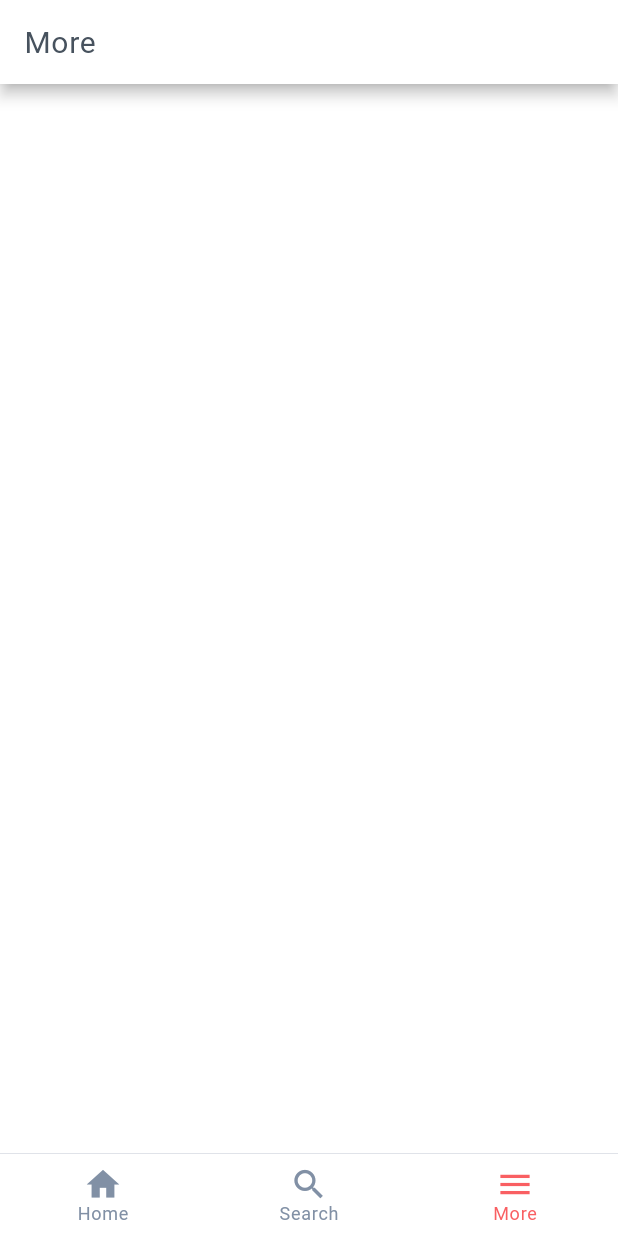
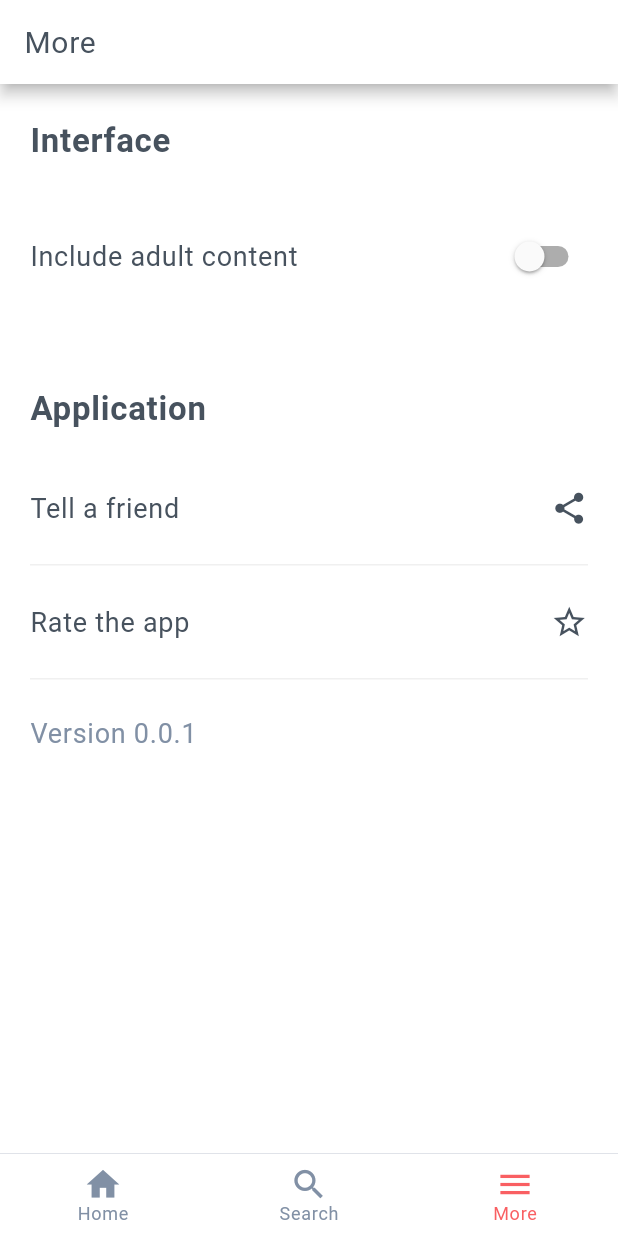
Before and after one commit to rafaelzorn/cinephile_flutter, a Flutter app: the screen it shows after launch, item 3 of the bottom bar chosen, on a phone screen of 412 x 824 dp. Run offline on Flutter 3.47's test engine with Material 2 defaults, Android fonts, the phone set to English and light mode, and no system bars; our stand-ins replace dio, flutter_dotenv, transparent_image; network calls fail.

Commit message:
Screen more

```diff
--- a/lib/resources/strings.dart
+++ b/lib/resources/strings.dart
@@ -10,4 +10,10 @@ class CfStrings {
   static const TRY_AGAIN = 'Try Again';
   static const UNIFORMED = 'Uninformed';
   static const NO_RESULTS_AVAILABLE = 'No results available.';
+  static const INTERFACE = 'Interface';
+  static const INCLUDE_ADULT_CONTENT = 'Include adult content';
+  static const APPLICATION = 'Application';
+  static const TELL_A_FRIEND = 'Tell a friend';
+  static const RATE_THE_APP = 'Rate the app';
+  static const VERSION = 'Version';
 }
--- a/lib/screens/configuration/configuration.dart
+++ b/lib/screens/configuration/configuration.dart
@@ -2,15 +2,160 @@ import 'package:flutter/material.dart';
 
 // Cf
 import 'package:cinephile_flutter/resources/strings.dart';
+import 'package:cinephile_flutter/resources/colors.dart';
+import 'package:cinephile_flutter/widgets/switch.dart';
+import 'package:cinephile_flutter/widgets/alert-dialog.dart';
 
 class ConfigurationScreen extends StatelessWidget {
+  void _handleShare() {
+    print('Share');
+  }
+
+  void _handleRating() {
+    CfAlertDialogWidget();
+  }
+
+  void _handleChangeAdultContent() {}
+
+  Widget _renderSectionTitle(String title) {
+    return Container(
+      margin: EdgeInsets.only(
+        bottom: 15,
+      ),
+      child: Text(
+        title,
+        style: TextStyle(
+          fontSize: 22,
+          fontWeight: FontWeight.bold,
+          color: CfColors.DARK_BLUE,
+        ),
+      ),
+    );
+  }
+
+  Widget _renderSectionInterface() {
+    return Container(
+      margin: EdgeInsets.only(
+        bottom: 40,
+      ),
+      child: Column(
+        crossAxisAlignment: CrossAxisAlignment.start,
+        children: [
+          _renderSectionTitle(CfStrings.INTERFACE),
+          Container(
+            padding: EdgeInsets.symmetric(
+              vertical: 25,
+              horizontal: 0,
+            ),
+            child: Row(
+              mainAxisAlignment: MainAxisAlignment.spaceBetween,
+              mainAxisSize: MainAxisSize.max,
+              children: [
+                Text(CfStrings.INCLUDE_ADULT_CONTENT,
+                    style: TextStyle(
+                      fontSize: 18,
+                      color: CfColors.DARK_BLUE,
+                    )),
+                CfSwitchWidget(),
+              ],
+            ),
+          ),
+        ],
+      ),
+    );
+  }
+
+  Widget _renderItemApplication(
+    String title, {
+    bool hasBorder = true,
+    colorText = CfColors.DARK_BLUE,
+    Function onPress,
+    IconData icon,
+  }) {
+    return Container(
+      padding: EdgeInsets.symmetric(
+        vertical: 25,
+        horizontal: 0,
+      ),
+      decoration: BoxDecoration(
+        border: Border(
+          bottom: BorderSide(
+            width: hasBorder ? 1 : 0,
+            color: hasBorder ? CfColors.LIGHT_GRAY : CfColors.TRANSPARENT,
+          ),
+        ),
+      ),
+      child: Row(
+        mainAxisAlignment: MainAxisAlignment.spaceBetween,
+        mainAxisSize: MainAxisSize.max,
+        children: [
+          Text(
+            title,
+            style: TextStyle(
+              fontSize: 18,
+              color: colorText,
+            ),
+          ),
+          onPress != null
+              ? GestureDetector(
+                  onTap: () {
+                    onPress();
+                  },
+                  child: Icon(
+                    icon,
+                    size: 25,
+                    color: CfColors.DARK_BLUE,
+                  ),
+                )
+              : Container(),
+        ],
+      ),
+    );
+  }
+
+  Widget _renderSectionApplication() {
+    return Column(
+      crossAxisAlignment: CrossAxisAlignment.start,
+      children: [
+        _renderSectionTitle(CfStrings.APPLICATION),
+        _renderItemApplication(
+          CfStrings.TELL_A_FRIEND,
+          onPress: _handleShare,
+          icon: Icons.share,
+        ),
+        _renderItemApplication(
+          CfStrings.RATE_THE_APP,
+          onPress: _handleRating,
+          icon: Icons.star_border,
+        ),
+        _renderItemApplication(
+          '${CfStrings.VERSION} 0.0.1',
+          hasBorder: false,
+          colorText: CfColors.BLUE,
+        ),
+      ],
+    );
+  }
+
+  Widget _renderContent() {
+    return SingleChildScrollView(
+      padding: EdgeInsets.fromLTRB(20, 25, 20, 20),
+      child: Column(
+        children: [
+          _renderSectionInterface(),
+          _renderSectionApplication(),
+        ],
+      ),
+    );
+  }
+
   @override
   Widget build(BuildContext context) {
     return Scaffold(
       appBar: AppBar(
         title: Text(CfStrings.MORE),
       ),
-      body: Container(),
+      body: _renderContent(),
     );
   }
 }
--- /dev/null
+++ b/lib/widgets/alert-dialog.dart
@@ -0,0 +1,9 @@
+import 'package:flutter/material.dart';
+
+class CfAlertDialogWidget extends StatelessWidget {
+
+  @override
+  Widget build(BuildContext context) {
+
+  }
+}
--- /dev/null
+++ b/lib/widgets/switch.dart
@@ -0,0 +1,13 @@
+import 'package:flutter/material.dart';
+
+class CfSwitchWidget extends StatelessWidget {
+  @override
+  Widget build(BuildContext context) {
+    return Switch(
+      value: false,
+      onChanged: (bool check) {
+        print(check);
+      },
+    );
+  }
+}
```
